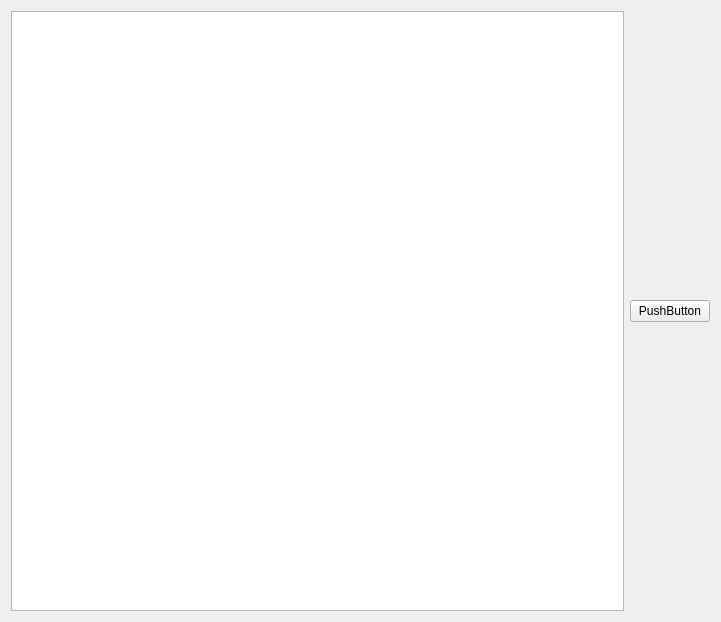
Before: the Qt Designer form mainwindow.ui in elshaka/AutomataCelular, drawn with Qt 5.
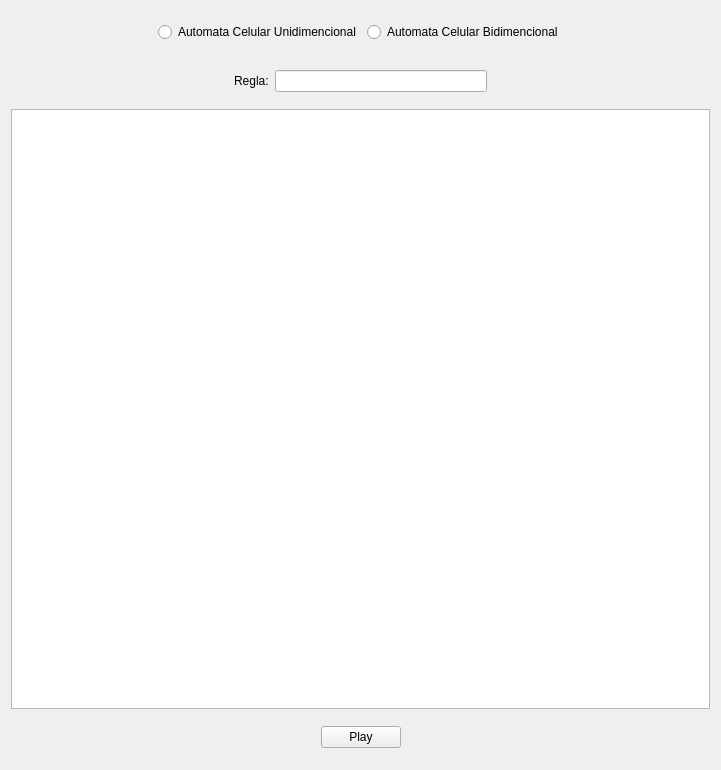
After: the same form once the commit is applied.

```diff
--- a/mainwindow.ui
+++ b/mainwindow.ui
@@ -7,14 +7,105 @@
     <x>0</x>
     <y>0</y>
     <width>721</width>
-    <height>618</height>
+    <height>717</height>
    </rect>
   </property>
   <property name="windowTitle">
    <string>MainWindow</string>
   </property>
   <widget class="QWidget" name="centralWidget">
-   <layout class="QHBoxLayout" name="horizontalLayout">
+   <layout class="QVBoxLayout" name="verticalLayout">
+    <item>
+     <widget class="QWidget" name="widget" native="true">
+      <layout class="QHBoxLayout" name="horizontalLayout">
+       <item>
+        <spacer name="horizontalSpacer">
+         <property name="orientation">
+          <enum>Qt::Horizontal</enum>
+         </property>
+         <property name="sizeHint" stdset="0">
+          <size>
+           <width>40</width>
+           <height>20</height>
+          </size>
+         </property>
+        </spacer>
+       </item>
+       <item>
+        <widget class="QRadioButton" name="oneDimensionalButton">
+         <property name="text">
+          <string>Automata Celular Unidimencional</string>
+         </property>
+        </widget>
+       </item>
+       <item>
+        <widget class="QRadioButton" name="biDimensionalButton">
+         <property name="text">
+          <string>Automata Celular Bidimencional</string>
+         </property>
+        </widget>
+       </item>
+       <item>
+        <spacer name="horizontalSpacer_2">
+         <property name="orientation">
+          <enum>Qt::Horizontal</enum>
+         </property>
+         <property name="sizeHint" stdset="0">
+          <size>
+           <width>40</width>
+           <height>20</height>
+          </size>
+         </property>
+        </spacer>
+       </item>
+      </layout>
+     </widget>
+    </item>
+    <item>
+     <widget class="QWidget" name="widgetRegla" native="true">
+      <property name="enabled">
+       <bool>true</bool>
+      </property>
+      <layout class="QHBoxLayout" name="horizontalLayout_3">
+       <item>
+        <spacer name="horizontalSpacer_5">
+         <property name="orientation">
+          <enum>Qt::Horizontal</enum>
+         </property>
+         <property name="sizeHint" stdset="0">
+          <size>
+           <width>40</width>
+           <height>20</height>
+          </size>
+         </property>
+        </spacer>
+       </item>
+       <item>
+        <widget class="QLabel" name="label">
+         <property name="text">
+          <string>Regla:</string>
+         </property>
+        </widget>
+       </item>
+       <item>
+        <widget class="QLineEdit" name="reglaTxt"/>
+       </item>
+       <item>
+        <spacer name="horizontalSpacer_6">
+         <property name="orientation">
+          <enum>Qt::Horizontal</enum>
+         </property>
+         <property name="sizeHint" stdset="0">
+          <size>
+           <width>40</width>
+           <height>20</height>
+          </size>
+         </property>
+        </spacer>
+       </item>
+      </layout>
+     </widget>
+    </item>
     <item>
      <widget class="QGraphicsView" name="graphicsView">
       <property name="minimumSize">
@@ -26,10 +117,42 @@
      </widget>
     </item>
     <item>
-     <widget class="QPushButton" name="pushButton">
-      <property name="text">
-       <string>PushButton</string>
-      </property>
+     <widget class="QWidget" name="widget_2" native="true">
+      <layout class="QHBoxLayout" name="horizontalLayout_2">
+       <item>
+        <spacer name="horizontalSpacer_3">
+         <property name="orientation">
+          <enum>Qt::Horizontal</enum>
+         </property>
+         <property name="sizeHint" stdset="0">
+          <size>
+           <width>40</width>
+           <height>20</height>
+          </size>
+         </property>
+        </spacer>
+       </item>
+       <item>
+        <widget class="QPushButton" name="pushButton">
+         <property name="text">
+          <string>Play</string>
+         </property>
+        </widget>
+       </item>
+       <item>
+        <spacer name="horizontalSpacer_4">
+         <property name="orientation">
+          <enum>Qt::Horizontal</enum>
+         </property>
+         <property name="sizeHint" stdset="0">
+          <size>
+           <width>40</width>
+           <height>20</height>
+          </size>
+         </property>
+        </spacer>
+       </item>
+      </layout>
      </widget>
     </item>
    </layout>
```
